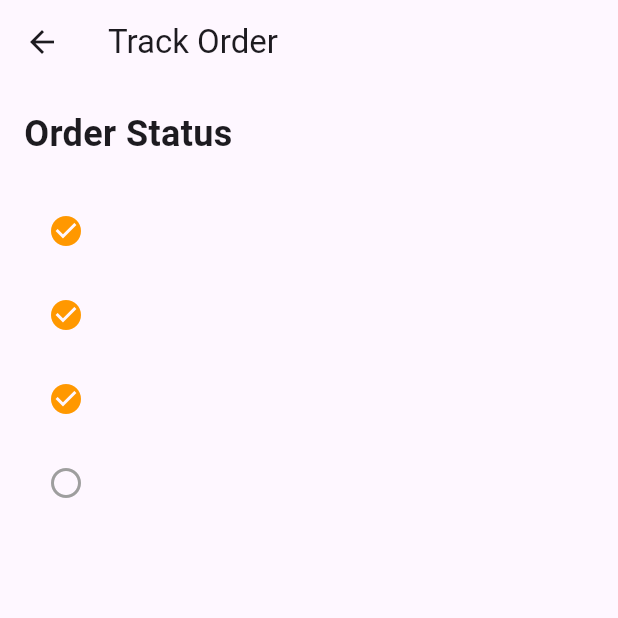
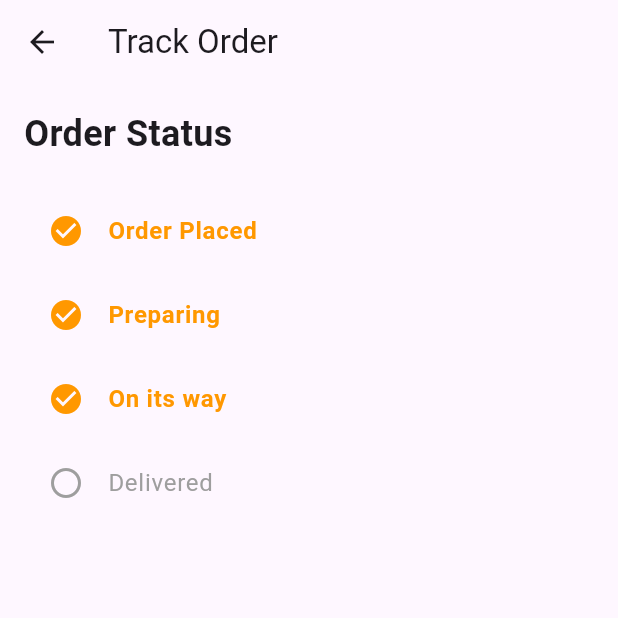
Before and after one commit to ssekyanzielvis/group_ten, a Flutter app: the OrderTrackPage screen opened directly, on a phone screen of 412 x 824 dp, the top half of it. Run offline on Flutter 3.47's test engine with Material 3 defaults, Android fonts, the phone set to English and light mode, and no system bars; our stand-ins replace cached_network_image, cloud_firestore, firebase_auth, firebase_core, firebase_database, firebase_messaging and 6 more; missing offline and left inert: firebase_auth_platform_interface, stripe_payment; accounts and stored records are empty; project files that could hold a hidden picture were left out.

Commit message:
Update ordertracker_page.dart

```diff
--- a/lib/src/pages/ordertracker_page.dart
+++ b/lib/src/pages/ordertracker_page.dart
@@ -78,6 +78,11 @@ class OrderStageTile extends StatelessWidget {
         isActive ? Icons.check_circle : Icons.radio_button_unchecked,
         color: isActive ? Colors.orange : Colors.grey,
       ),
+       title: Text(
+        stageName,
+        style: TextStyle(
+          color: isActive ? Colors.orange : Colors.grey,
+          fontWeight: isActive ? FontWeight.bold : FontWeight.normal,
 
         ),
       ),
```
